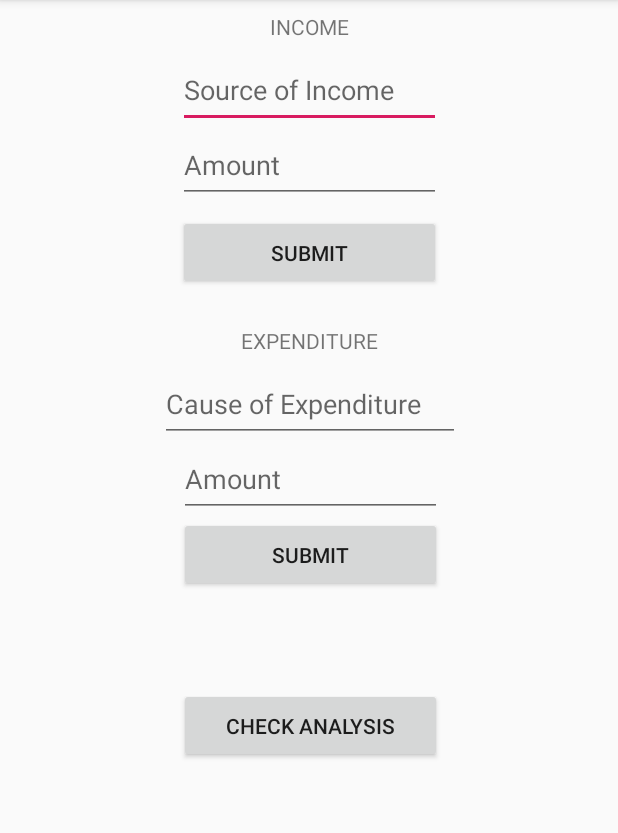
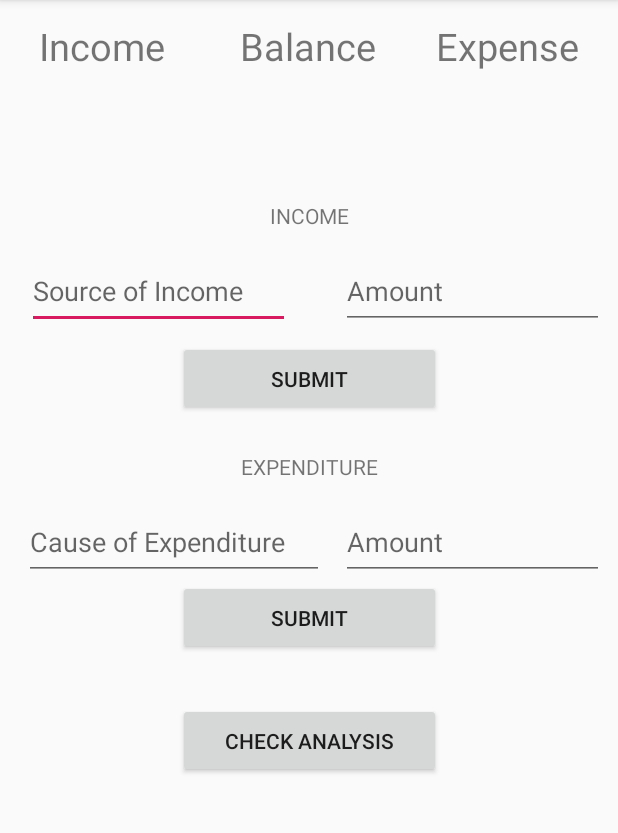
Before and after one commit to ruchitfuria1998/HackIt, an Android app: the screen it shows after launch (First), on a phone screen of 412 x 824 dp, the part 84-917 px from its top. Run offline under Robolectric (Android 15) with nearby library versions, the phone set to English and light mode, and no system bars; our stand-ins replace Firebase (no records; nobody signed in at launch, a user with empty details on screens opened directly).

Commit message:
Third commit

```diff
--- a/app/src/main/java/com/example/hackit/First.java
+++ b/app/src/main/java/com/example/hackit/First.java
@@ -8,6 +8,7 @@ import android.util.Log;
 import android.view.View;
 import android.widget.Button;
 import android.widget.EditText;
+import android.widget.TextView;
 
 import com.google.firebase.database.DataSnapshot;
 import com.google.firebase.database.DatabaseError;
@@ -27,12 +28,11 @@ import java.util.List;
 public class First extends AppCompatActivity {
 
     int size;
+    int sumincome = 0;
     @Override
     protected void onCreate(Bundle savedInstanceState) {
         super.onCreate(savedInstanceState);
         setContentView(R.layout.activity_first);
-
-
 
         Button analysis = findViewById(R.id.checkanalysis);
         analysis.setOnClickListener(new View.OnClickListener() {
@@ -52,7 +52,22 @@ public class First extends AppCompatActivity {
                 final String income_src = e1.getText().toString();
                 EditText e2 = findViewById(R.id.incomeamt);
                 final String income_amt = e2.getText().toString();
-                final DatabaseReference ref = FirebaseDatabase.getInstance().getReference("/Income/").push();
+                final DatabaseReference ref = FirebaseDatabase.getInstance().getReference("/Income/");
+//                ref.addListenerForSingleValueEvent(new ValueEventListener() {
+//                    @Override
+//                    public void onDataChange(@NonNull DataSnapshot dataSnapshot) {
+//                        for(DataSnapshot dataSnapshot1 : dataSnapshot.getChildren()){
+//                            String inc = dataSnapshot1.child("Amount").getValue().toString();
+//                            sumincome += Float.parseFloat(inc);
+//                            TextView income = findViewById(R.id.income);
+//                            income.setText("Rs " + sumincome);
+//                        }
+//                    }
+//                    @Override
+//                    public void onCancelled(@NonNull DatabaseError databaseError) {
+//
+//                    }
+//                });
                 ref.child("Income Source").setValue(income_src);
                 ref.child("Amount").setValue(income_amt);
             }
@@ -67,6 +82,10 @@ public class First extends AppCompatActivity {
                 String expenditure_src = e3.getText().toString();
                 EditText e4 = findViewById(R.id.expenditureamt);
                 String expenditure_amt = e4.getText().toString();
+//                int sumexpenditure = 0;
+//                sumexpenditure += Float.parseFloat(expenditure_amt);
+//                TextView income = findViewById(R.id.expenditure);
+//                income.setText("Rs " + sumexpenditure);
                 List<String[]> csvContent = readCVSFromAssetFolder();
                 SimpleDateFormat simpleDateFormat = new SimpleDateFormat("dd-MM-yyyy-hh-mm-ss");
                 String format = simpleDateFormat.format(new Date());
@@ -74,7 +93,7 @@ public class First extends AppCompatActivity {
                 {
                     String [] rows = csvContent.get(i);
                     Log.d("First",rows[0]+rows[1]);
-                    if(expenditure_src.equals(rows[0]))
+                    if(expenditure_src.equalsIgnoreCase(rows[0]))
                     {
                         expenditure_src= rows[1];
                     }
@@ -114,5 +133,4 @@ public class First extends AppCompatActivity {
         }
         return csvLine;
     }
-
 }
--- a/app/src/main/res/layout/activity_first.xml
+++ b/app/src/main/res/layout/activity_first.xml
@@ -5,6 +5,91 @@
     android:layout_width="match_parent"
     android:layout_height="match_parent"
     tools:context=".First">
+
+    <TextView
+        android:id="@+id/textView"
+        android:layout_width="100dp"
+        android:layout_height="50dp"
+        android:layout_marginTop="8dp"
+        android:layout_marginBottom="8dp"
+        android:text="Income"
+        android:textAlignment="center"
+        android:textSize="25dp"
+        app:layout_constraintBottom_toTopOf="@+id/income"
+        app:layout_constraintEnd_toEndOf="@+id/income"
+        app:layout_constraintStart_toStartOf="@+id/income"
+        app:layout_constraintTop_toTopOf="parent" />
+
+    <TextView
+        android:layout_width="100dp"
+        android:layout_height="50dp"
+        android:layout_marginTop="8dp"
+        android:layout_marginBottom="8dp"
+        android:text="Balance"
+        android:textAlignment="center"
+        android:textSize="25dp"
+        app:layout_constraintBottom_toTopOf="@+id/balance"
+        app:layout_constraintEnd_toEndOf="@+id/balance"
+        app:layout_constraintStart_toStartOf="@+id/balance"
+        app:layout_constraintTop_toTopOf="parent" />
+
+    <TextView
+        android:id="@+id/textView4"
+        android:layout_width="100dp"
+        android:layout_height="50dp"
+        android:layout_marginStart="8dp"
+        android:layout_marginLeft="8dp"
+        android:layout_marginTop="8dp"
+        android:layout_marginEnd="28dp"
+        android:layout_marginRight="8dp"
+        android:layout_marginBottom="8dp"
+        android:text="Expense"
+        android:textAlignment="center"
+        android:textSize="25dp"
+        app:layout_constraintBottom_toTopOf="@+id/expenditure"
+        app:layout_constraintEnd_toEndOf="parent"
+        app:layout_constraintStart_toStartOf="@+id/expenditure"
+        app:layout_constraintTop_toTopOf="parent" />
+    <TextView
+        android:id="@+id/income"
+        android:layout_width="100dp"
+        android:layout_height="50dp"
+        android:layout_marginStart="16dp"
+        android:layout_marginLeft="16dp"
+        android:layout_marginTop="76dp"
+        android:layout_marginEnd="8dp"
+        android:layout_marginRight="8dp"
+        app:layout_constraintEnd_toStartOf="@+id/balance"
+        app:layout_constraintHorizontal_bias="0.064"
+        app:layout_constraintStart_toStartOf="parent"
+        app:layout_constraintTop_toTopOf="parent" />
+
+    <TextView
+        android:id="@+id/balance"
+        android:layout_width="100dp"
+        android:layout_height="50dp"
+        android:layout_marginStart="8dp"
+        android:layout_marginLeft="8dp"
+        android:layout_marginTop="76dp"
+        android:layout_marginEnd="8dp"
+        android:layout_marginRight="8dp"
+        app:layout_constraintEnd_toEndOf="parent"
+        app:layout_constraintHorizontal_bias="0.498"
+        app:layout_constraintStart_toStartOf="parent"
+        app:layout_constraintTop_toTopOf="parent" />
+
+    <TextView
+        android:id="@+id/expenditure"
+        android:layout_width="100dp"
+        android:layout_height="50dp"
+        android:layout_marginStart="8dp"
+        android:layout_marginLeft="8dp"
+        android:layout_marginTop="76dp"
+        android:layout_marginEnd="8dp"
+        android:layout_marginRight="28dp"
+        app:layout_constraintEnd_toEndOf="parent"
+        app:layout_constraintStart_toEndOf="@+id/balance"
+        app:layout_constraintTop_toTopOf="parent" />
 
     <TextView
         android:id="@+id/textView2"
@@ -18,7 +103,7 @@
         android:text="INCOME"
         app:layout_constraintEnd_toEndOf="parent"
         app:layout_constraintStart_toStartOf="parent"
-        app:layout_constraintTop_toTopOf="parent" />
+        app:layout_constraintTop_toBottomOf="@+id/balance" />
 
     <EditText
         android:id="@+id/incomesrc"
@@ -26,11 +111,12 @@
         android:layout_height="50dp"
         android:layout_marginStart="8dp"
         android:layout_marginLeft="8dp"
-        android:layout_marginTop="8dp"
+        android:layout_marginTop="16dp"
         android:layout_marginEnd="8dp"
         android:layout_marginRight="8dp"
         android:hint="Source of Income"
         app:layout_constraintEnd_toEndOf="parent"
+        app:layout_constraintHorizontal_bias="0.045"
         app:layout_constraintStart_toStartOf="parent"
         app:layout_constraintTop_toBottomOf="@+id/textView2"
         tools:ignore="MissingConstraints" />
@@ -41,24 +127,29 @@
         android:layout_height="50dp"
         android:layout_marginStart="8dp"
         android:layout_marginLeft="8dp"
+        android:layout_marginTop="16dp"
         android:layout_marginEnd="8dp"
         android:layout_marginRight="8dp"
         android:hint="Amount"
         android:inputType="number"
-        app:layout_constraintTop_toBottomOf="@+id/incomesrc"
         app:layout_constraintEnd_toEndOf="parent"
-        app:layout_constraintStart_toStartOf="parent"
-        tools:layout_editor_absoluteY="93dp" />
+        app:layout_constraintHorizontal_bias="0.963"
+        app:layout_constraintStart_toEndOf="@+id/incomesrc"
+        app:layout_constraintTop_toBottomOf="@+id/textView2" />
 
     <Button
         android:id="@+id/incomesub"
         android:layout_width="175dp"
         android:layout_height="50dp"
+        android:layout_marginStart="8dp"
+        android:layout_marginLeft="8dp"
         android:layout_marginTop="8dp"
+        android:layout_marginEnd="8dp"
+        android:layout_marginRight="8dp"
         android:text="Submit"
-        app:layout_constraintEnd_toEndOf="@+id/incomeamt"
-        app:layout_constraintStart_toStartOf="@+id/incomeamt"
-        app:layout_constraintTop_toBottomOf="@+id/incomeamt" />
+        app:layout_constraintEnd_toEndOf="parent"
+        app:layout_constraintStart_toStartOf="parent"
+        app:layout_constraintTop_toBottomOf="@+id/incomesrc" />
 
     <TextView
         android:id="@+id/textView3"
@@ -78,29 +169,45 @@
         android:id="@+id/expendituresrc"
         android:layout_width="200dp"
         android:layout_height="50dp"
-        android:layout_marginTop="8dp"
+        android:layout_marginStart="8dp"
+        android:layout_marginLeft="4dp"
+        android:layout_marginTop="16dp"
+        android:layout_marginEnd="8dp"
+        android:layout_marginRight="8dp"
         android:hint="Cause of Expenditure"
-        app:layout_constraintEnd_toEndOf="@+id/textView3"
-        app:layout_constraintStart_toStartOf="@+id/textView3"
+        app:layout_constraintEnd_toEndOf="parent"
+        app:layout_constraintHorizontal_bias="0.041"
+        app:layout_constraintStart_toStartOf="parent"
         app:layout_constraintTop_toBottomOf="@+id/textView3" />
 
     <EditText
         android:id="@+id/expenditureamt"
         android:layout_width="175dp"
         android:layout_height="50dp"
+        android:layout_marginStart="8dp"
+        android:layout_marginLeft="8dp"
+        android:layout_marginTop="16dp"
+        android:layout_marginEnd="8dp"
+        android:layout_marginRight="8dp"
+        android:hint="Amount"
         android:inputType="number"
-        android:hint="Amount"
-        app:layout_constraintEnd_toEndOf="@+id/expendituresrc"
-        app:layout_constraintStart_toStartOf="@+id/expendituresrc"
-        app:layout_constraintTop_toBottomOf="@+id/expendituresrc" />
+        app:layout_constraintEnd_toEndOf="parent"
+        app:layout_constraintHorizontal_bias="0.995"
+        app:layout_constraintStart_toStartOf="parent"
+        app:layout_constraintTop_toBottomOf="@+id/textView3" />
 
     <Button
         android:id="@+id/expendituresub"
         android:layout_width="175dp"
         android:layout_height="50dp"
+
+        android:layout_marginStart="8dp"
+        android:layout_marginLeft="8dp"
+        android:layout_marginEnd="8dp"
+        android:layout_marginRight="8dp"
         android:text="Submit"
-        app:layout_constraintEnd_toEndOf="@+id/expenditureamt"
-        app:layout_constraintStart_toStartOf="@+id/expenditureamt"
+        app:layout_constraintEnd_toEndOf="parent"
+        app:layout_constraintStart_toStartOf="parent"
         app:layout_constraintTop_toBottomOf="@+id/expenditureamt" />
 
 
@@ -108,10 +215,10 @@
         android:id="@+id/checkanalysis"
         android:layout_width="175dp"
         android:layout_height="50dp"
-        android:layout_marginTop="64dp"
+        android:layout_marginTop="32dp"
         android:text="Check Analysis"
         app:layout_constraintEnd_toEndOf="@+id/expendituresub"
-        app:layout_constraintHorizontal_bias="1.0"
+        app:layout_constraintHorizontal_bias="0.0"
         app:layout_constraintStart_toStartOf="@+id/expendituresub"
         app:layout_constraintTop_toBottomOf="@+id/expendituresub" />
 
```
